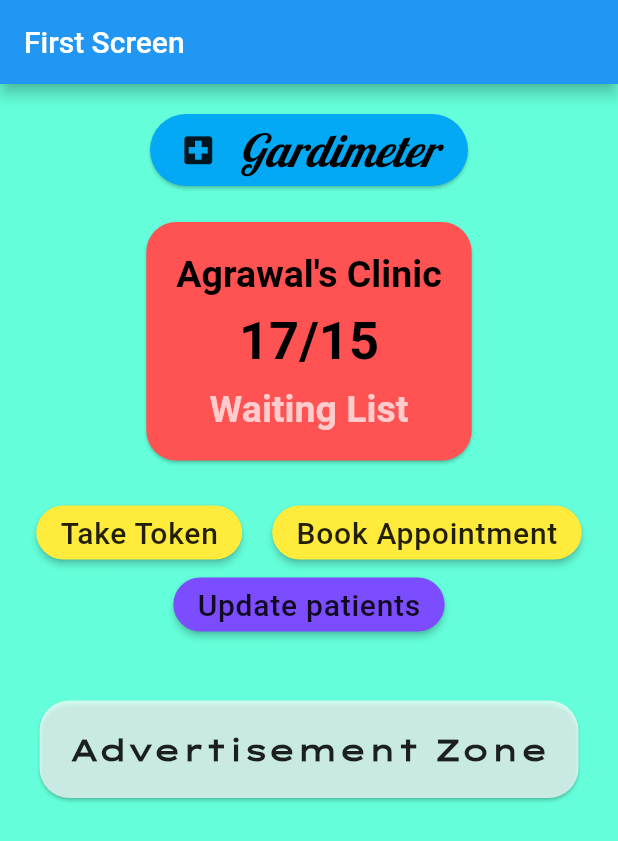
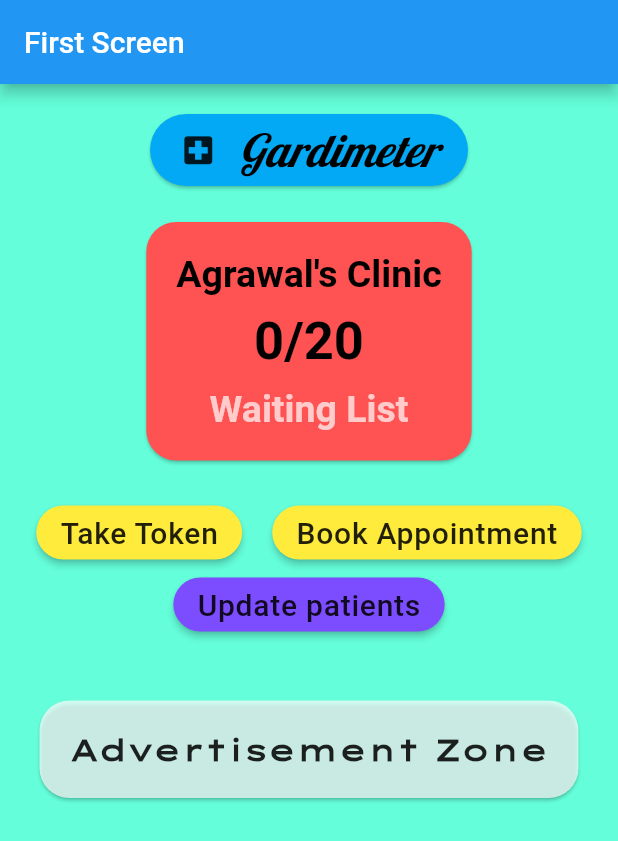
Before and after one commit to ripulagrawal98/flutter_login, a Flutter app: the screen it shows after launch, after a tap on "Take Token", on a phone screen of 412 x 824 dp. Shown: the top 841 px of the screen. Run offline on Flutter 3.47's test engine with Material 2 defaults, Android fonts, the phone set to English and light mode, and no system bars; Roboto replaces fonts that are missing (SourceSansPro).

Commit message:
update dashboard

```diff
--- a/lib/main.dart
+++ b/lib/main.dart
@@ -12,7 +12,8 @@ void main() {
 //      // When navigating to the "/second" route, build the SecondScreen widget.
 //      '/second': (context) => FirstScreen(),
 //    },
-    home: Dashboard(),
+    home: Dashboard(0, 20),
+//    home: UpdateDashboard(),
   ));
 }
 
@@ -124,18 +125,30 @@ class FirstScreen extends StatelessWidget {
 }
 
 class Dashboard extends StatefulWidget {
+  final dynamic active;
+  final dynamic maxium;
+
+  Dashboard(this.active, this.maxium);
+
   @override
-  _DashboardState createState() => _DashboardState();
+  _DashboardState createState() => _DashboardState(active, maxium);
 }
 
 class _DashboardState extends State<Dashboard> {
+  dynamic active, maxium;
+
+  _DashboardState(this.active, this.maxium);
+
   int active_patients = 12;
   int max_patients = 15;
 
+//  final int active;
+
+
   void UpdateText() {
     setState(() {
-      active_patients = 17;
-      max_patients = 15;
+      active_patients = active;
+      max_patients = maxium;
     });
   }
 
@@ -198,9 +211,8 @@ class _DashboardState extends State<Dashboard> {
                       SizedBox(
                         height: 10.0,
                       ),
-//
                       Text(
-                        "$active_patients/$max_patients",
+                        "$active/$maxium",
                         textAlign: TextAlign.center,
                         style: TextStyle(
                           fontFamily: "SourceSansPro",
@@ -278,7 +290,7 @@ class _DashboardState extends State<Dashboard> {
               ),
               RaisedButton(
                 onPressed: () {
-                  UpdateText();
+//                  UpdateText();
                   Navigator.push(
                     context,
                     MaterialPageRoute(builder: (context) => UpdateDashboard()),
@@ -330,6 +342,10 @@ class UpdateDashboard extends StatefulWidget {
 }
 
 class _UpdateDashboardState extends State<UpdateDashboard> {
+
+  final active_controller = TextEditingController();
+  final max_controller = TextEditingController();
+
   @override
   Widget build(BuildContext context) {
     return MaterialApp(
@@ -347,6 +363,7 @@ class _UpdateDashboardState extends State<UpdateDashboard> {
                   image: AssetImage("images/doodle.png"),
                 ),
                 TextFormField(
+                  controller: active_controller,
                   decoration: InputDecoration(
                     border: OutlineInputBorder(
                         borderRadius: BorderRadius.circular(25.0)
@@ -360,6 +377,7 @@ class _UpdateDashboardState extends State<UpdateDashboard> {
                   height: 20.0,
                 ),
                 TextFormField(
+                  controller: max_controller,
                   decoration: InputDecoration(
                     border: OutlineInputBorder(
                         borderRadius: BorderRadius.circular(25.0)
@@ -371,11 +389,17 @@ class _UpdateDashboardState extends State<UpdateDashboard> {
                 ),
                 SizedBox(
                   height: 20.0,
-
                 ),
                 RaisedButton(
                   onPressed: () {
-                    Navigator.pop(context);
+                    dynamic active = active_controller.text;
+                    dynamic maxium = max_controller.text;
+                    Navigator.push(
+                      context,
+                      MaterialPageRoute(
+                          builder: (context) => Dashboard(active, maxium)),
+                    );
+//                    Navigator.pop(context);
                   },
                   child: Text(
                     'Update Dashboard',
```
